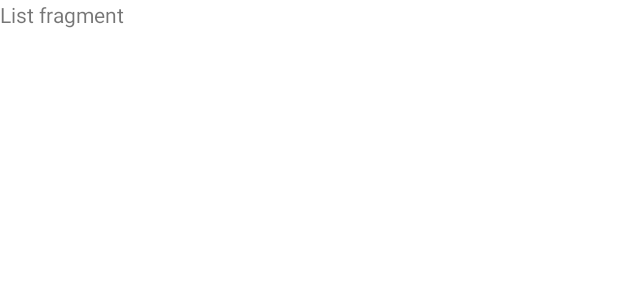
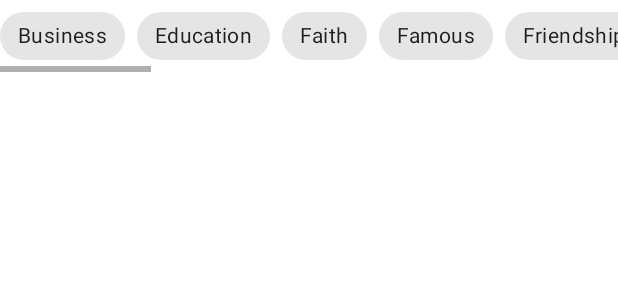
Before and after one commit to AndrewAfony/InspirationApp, an Android app: the layout fragment_quotes_list.xml on its own in the app's theme, with its tools: preview values and no code run, on a phone screen of 412 x 824 dp. Shown: the top 300 px of the screen. Run offline under Robolectric (Android 15) with nearby library versions, the phone set to English and light mode, and no system bars.

Commit message:
add chips to filter list of quotes

```diff
--- a/app/src/main/res/layout/fragment_quotes_list.xml
+++ b/app/src/main/res/layout/fragment_quotes_list.xml
@@ -1,14 +1,148 @@
 <?xml version="1.0" encoding="utf-8"?>
-<FrameLayout xmlns:android="http://schemas.android.com/apk/res/android"
+<androidx.constraintlayout.widget.ConstraintLayout xmlns:android="http://schemas.android.com/apk/res/android"
     xmlns:tools="http://schemas.android.com/tools"
     android:layout_width="match_parent"
     android:layout_height="match_parent"
+    xmlns:app="http://schemas.android.com/apk/res-auto"
     tools:context=".presentation.QuotesListFragment">
 
-    <!-- TODO: Update blank fragment layout -->
-    <TextView
+    <HorizontalScrollView
         android:layout_width="match_parent"
-        android:layout_height="match_parent"
-        android:text="List fragment" />
+        android:layout_height="wrap_content"
+        app:layout_constraintEnd_toEndOf="parent"
+        app:layout_constraintStart_toStartOf="parent"
+        app:layout_constraintTop_toTopOf="parent">
 
-</FrameLayout>
+        <com.google.android.material.chip.ChipGroup
+            android:layout_width="wrap_content"
+            android:layout_height="wrap_content"
+            app:singleLine="true"
+            app:singleSelection="true">
+
+            <com.google.android.material.chip.Chip
+                style="@style/Widget.MaterialComponents.Chip.Filter"
+                android:layout_width="wrap_content"
+                android:layout_height="wrap_content"
+                android:text="Business" />
+
+            <com.google.android.material.chip.Chip
+                style="@style/Widget.MaterialComponents.Chip.Filter"
+                android:layout_width="wrap_content"
+                android:layout_height="wrap_content"
+                android:text="Education" />
+
+            <com.google.android.material.chip.Chip
+                style="@style/Widget.MaterialComponents.Chip.Filter"
+                android:layout_width="wrap_content"
+                android:layout_height="wrap_content"
+                android:text="Faith" />
+
+            <com.google.android.material.chip.Chip
+                style="@style/Widget.MaterialComponents.Chip.Filter"
+                android:layout_width="wrap_content"
+                android:layout_height="wrap_content"
+                android:text="Famous" />
+
+            <com.google.android.material.chip.Chip
+                style="@style/Widget.MaterialComponents.Chip.Filter"
+                android:layout_width="wrap_content"
+                android:layout_height="wrap_content"
+                android:text="Friendship" />
+
+            <com.google.android.material.chip.Chip
+                style="@style/Widget.MaterialComponents.Chip.Filter"
+                android:layout_width="wrap_content"
+                android:layout_height="wrap_content"
+                android:text="Future" />
+
+            <com.google.android.material.chip.Chip
+                style="@style/Widget.MaterialComponents.Chip.Filter"
+                android:layout_width="wrap_content"
+                android:layout_height="wrap_content"
+                android:text="Happiness" />
+
+            <com.google.android.material.chip.Chip
+                style="@style/Widget.MaterialComponents.Chip.Filter"
+                android:layout_width="wrap_content"
+                android:layout_height="wrap_content"
+                android:text="History" />
+
+            <com.google.android.material.chip.Chip
+                style="@style/Widget.MaterialComponents.Chip.Filter"
+                android:layout_width="wrap_content"
+                android:layout_height="wrap_content"
+                android:text="Inspirational" />
+
+            <com.google.android.material.chip.Chip
+                style="@style/Widget.MaterialComponents.Chip.Filter"
+                android:layout_width="wrap_content"
+                android:layout_height="wrap_content"
+                android:text="Life" />
+
+            <com.google.android.material.chip.Chip
+                style="@style/Widget.MaterialComponents.Chip.Filter"
+                android:layout_width="wrap_content"
+                android:layout_height="wrap_content"
+                android:text="Literature" />
+
+            <com.google.android.material.chip.Chip
+                style="@style/Widget.MaterialComponents.Chip.Filter"
+                android:layout_width="wrap_content"
+                android:layout_height="wrap_content"
+                android:text="Love" />
+
+            <com.google.android.material.chip.Chip
+                style="@style/Widget.MaterialComponents.Chip.Filter"
+                android:layout_width="wrap_content"
+                android:layout_height="wrap_content"
+                android:text="Nature" />
+
+            <com.google.android.material.chip.Chip
+                style="@style/Widget.MaterialComponents.Chip.Filter"
+                android:layout_width="wrap_content"
+                android:layout_height="wrap_content"
+                android:text="Politics" />
+
+            <com.google.android.material.chip.Chip
+                style="@style/Widget.MaterialComponents.Chip.Filter"
+                android:layout_width="wrap_content"
+                android:layout_height="wrap_content"
+                android:text="Proverb" />
+
+            <com.google.android.material.chip.Chip
+                style="@style/Widget.MaterialComponents.Chip.Filter"
+                android:layout_width="wrap_content"
+                android:layout_height="wrap_content"
+                android:text="Religion" />
+
+            <com.google.android.material.chip.Chip
+                style="@style/Widget.MaterialComponents.Chip.Filter"
+                android:layout_width="wrap_content"
+                android:layout_height="wrap_content"
+                android:text="Science" />
+
+            <com.google.android.material.chip.Chip
+                style="@style/Widget.MaterialComponents.Chip.Filter"
+                android:layout_width="wrap_content"
+                android:layout_height="wrap_content"
+                android:text="Success" />
+
+            <com.google.android.material.chip.Chip
+                style="@style/Widget.MaterialComponents.Chip.Filter"
+                android:layout_width="wrap_content"
+                android:layout_height="wrap_content"
+                android:text="Technology" />
+
+            <com.google.android.material.chip.Chip
+                style="@style/Widget.MaterialComponents.Chip.Filter"
+                android:layout_width="wrap_content"
+                android:layout_height="wrap_content"
+                android:text="Wisdom" />
+
+        </com.google.android.material.chip.ChipGroup>
+
+    </HorizontalScrollView>
+
+
+
+</androidx.constraintlayout.widget.ConstraintLayout>
```
